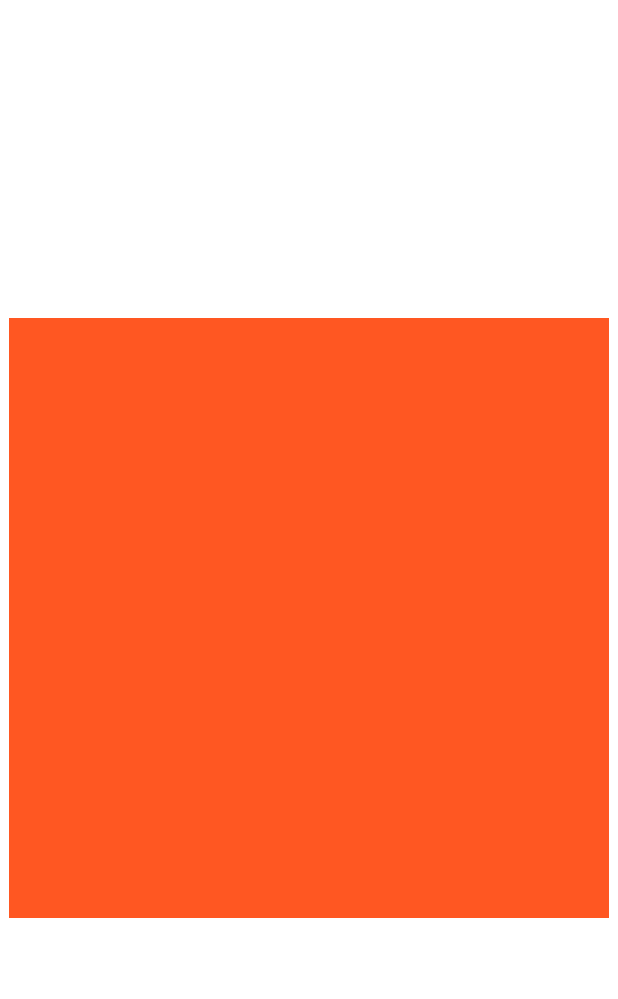
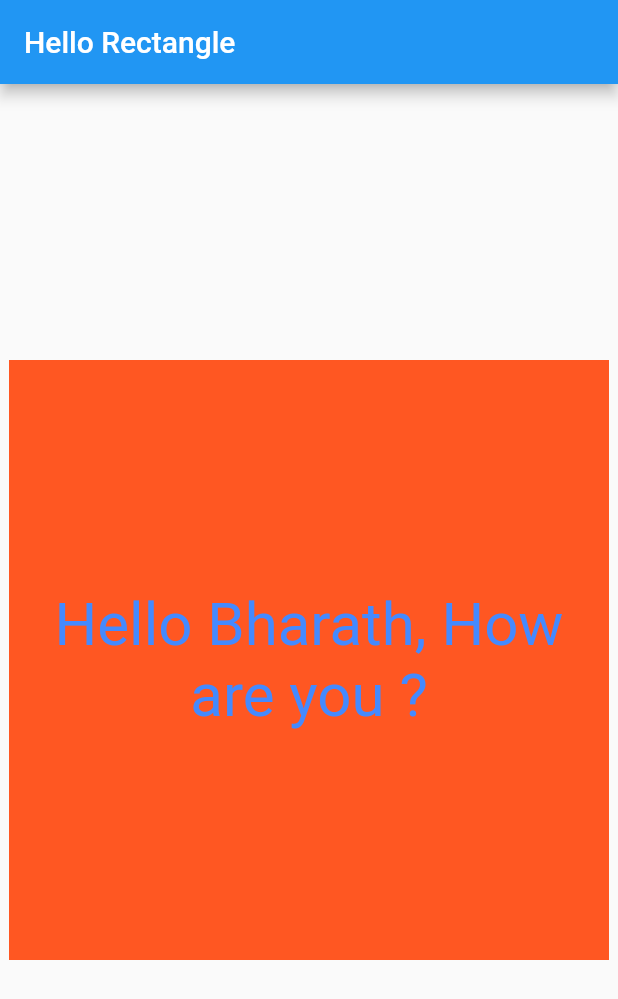
Before and after one commit to GauravSharma531/flutter-codelab, a Flutter app: the screen it shows after launch, on a phone screen of 412 x 824 dp. Shown: the top 999 px of the screen. Run offline on Flutter 3.47's test engine with Material 2 defaults, Android fonts, the phone set to English and light mode, and no system bars.

Commit message:
Demo - Rectangle + Center aligned text
*) Created a material app
*) Created a toolbar
*) Created a rectangle which contains text in center.

```diff
--- a/lib/main.dart
+++ b/lib/main.dart
@@ -1,16 +1,37 @@
 import 'package:flutter/material.dart';
 
-void main() => runApp(HelloRectangle());
+void main() => runApp(MaterialApp(
+      title: "Hello Rectangle",
+      debugShowCheckedModeBanner: false,
+      home: Scaffold(
+        appBar: AppBar(
+          title: Text("Hello Rectangle"),
+        ),
+        body: HelloRectangle(),
+      ),
+    ));
 
-class HelloRectangle extends StatelessWidget{
-
+class HelloRectangle extends StatelessWidget {
   @override
   Widget build(BuildContext context) {
     // TODO: implement build
     return Center(
-      child: Container(width: 400.0,height: 400.0,
-          color: Colors.deepOrange,),
+      child: Container(
+        width: 400.0,
+        height: 400.0,
+        color: Colors.deepOrange,
+        child: Center(
+            child: Text(
+          'Hello Bharath, How are you ?',
+          style: TextStyle(
+            color: Colors.blueAccent,
+            fontSize: 40.0,
+
+          ),
+          textAlign: TextAlign.center,
+
+        )),
+      ),
     );
   }
-
 }
```
